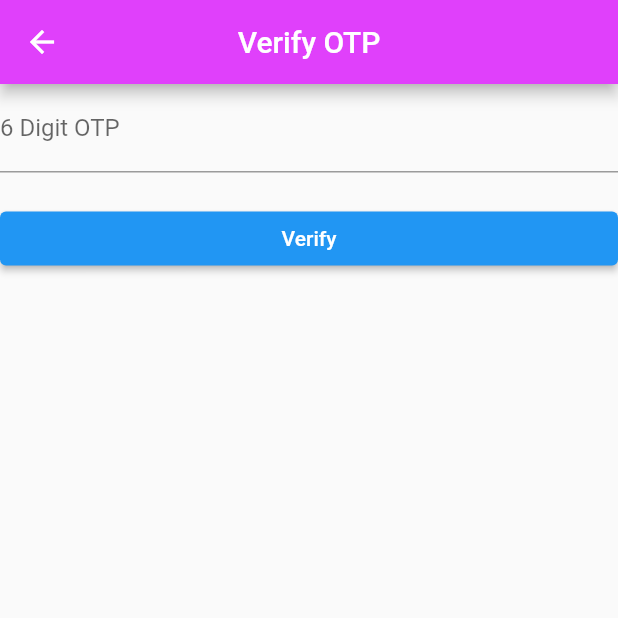
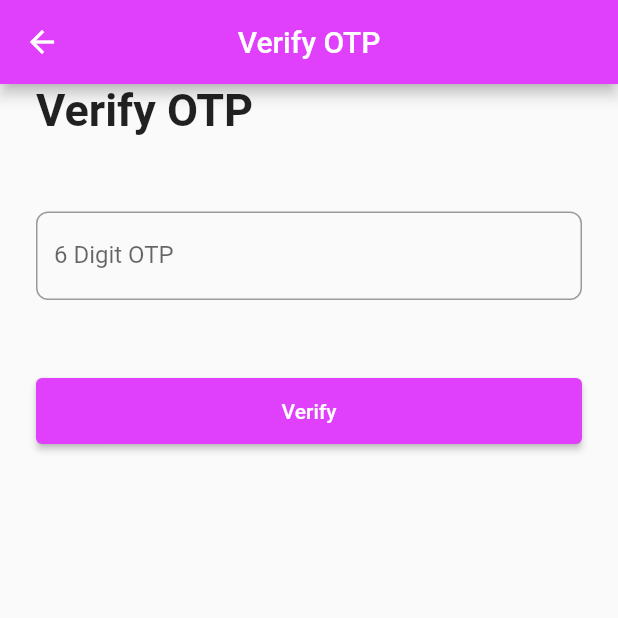
Before and after one commit to gouravpatidar1/Firebase_Login_SignUp_Flutter, a Flutter app: the VerifyOtpScreen screen opened directly with empty values, after a tap on "Verify", on a phone screen of 412 x 824 dp, the top half of it. Run offline on Flutter 3.47's test engine with Material 2 defaults, Android fonts, the phone set to English and light mode, and no system bars; our stand-ins replace firebase_auth, firebase_core, flutter_screenutil; accounts and stored records are empty; network calls fail.

```diff
--- a/lib/screens/phone_auth/verify_otp.dart
+++ b/lib/screens/phone_auth/verify_otp.dart
@@ -42,20 +42,43 @@ class _VerifyOtpScreenState extends State<VerifyOtpScreen> {
         centerTitle: true,
       ),
       body: SafeArea(
+        child: Padding(
+          padding: EdgeInsets.symmetric(horizontal: 24),
           child: ListView(children: [
+            Text(
+                    "Verify OTP",
+                    style: TextStyle(
+                      fontSize: 30,
+                      fontWeight: FontWeight.w700,
+
+                    ),
+                  ),
+                  SizedBox(height: 50,),
             TextField(
               maxLength: 6,
               controller: otpController,
               decoration: InputDecoration(
                 labelText: "6 Digit OTP",
-              counterText: ""
+                counterText: "",
+                border: OutlineInputBorder(
+                  borderRadius: BorderRadius.circular(8),
+                )
               ),
             ),
-          SizedBox(height: 20,),
-          ElevatedButton(onPressed: (){
+            SizedBox(height: 50,),
+            SizedBox(
+              width: double.infinity,
+              child: ElevatedButton(onPressed: (){
                 verifyOTP();
-          }, child: Text("Verify")),
-        ],)
+              },
+              style: ButtonStyle(
+                    padding: MaterialStatePropertyAll(EdgeInsets.symmetric(vertical: 14)),
+                    backgroundColor: MaterialStatePropertyAll(Colors.purpleAccent),
+                  ),
+               child: Text("Verify")),
+            ),
+          ],),
+        )
         ),
     );
   }
```
Lines whose indentation alone changed are shown as unchanged.
